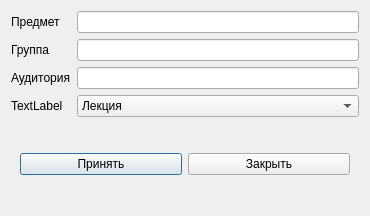
Qt form add_lesson.ui (Ivanos121/lesson_konstructor) before a commit.
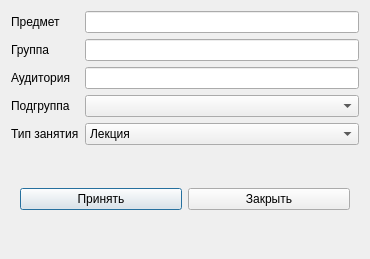
The same form after that commit.

What changed in the file:
```diff
--- a/add_lesson.ui
+++ b/add_lesson.ui
@@ -7,7 +7,7 @@
     <x>0</x>
     <y>0</y>
     <width>370</width>
-    <height>216</height>
+    <height>259</height>
    </rect>
   </property>
   <property name="windowTitle">
@@ -72,7 +72,7 @@
      <item row="2" column="1">
       <widget class="QLineEdit" name="lineEdit_3"/>
      </item>
-     <item row="3" column="1">
+     <item row="4" column="1">
       <widget class="QComboBox" name="comboBox">
        <property name="sizePolicy">
         <sizepolicy hsizetype="Expanding" vsizetype="Fixed">
@@ -97,10 +97,27 @@
        </item>
       </widget>
      </item>
-     <item row="3" column="0">
+     <item row="4" column="0">
       <widget class="QLabel" name="label_4">
        <property name="text">
-        <string>TextLabel</string>
+        <string>Тип занятия</string>
+       </property>
+      </widget>
+     </item>
+     <item row="3" column="1">
+      <widget class="QComboBox" name="comboBox_2">
+       <property name="sizePolicy">
+        <sizepolicy hsizetype="Expanding" vsizetype="Fixed">
+         <horstretch>0</horstretch>
+         <verstretch>0</verstretch>
+        </sizepolicy>
+       </property>
+      </widget>
+     </item>
+     <item row="3" column="0">
+      <widget class="QLabel" name="label_5">
+       <property name="text">
+        <string>Подгруппа</string>
        </property>
       </widget>
      </item>
```
Left out of the diff: 16 changed lines with no effect on the pictures.
